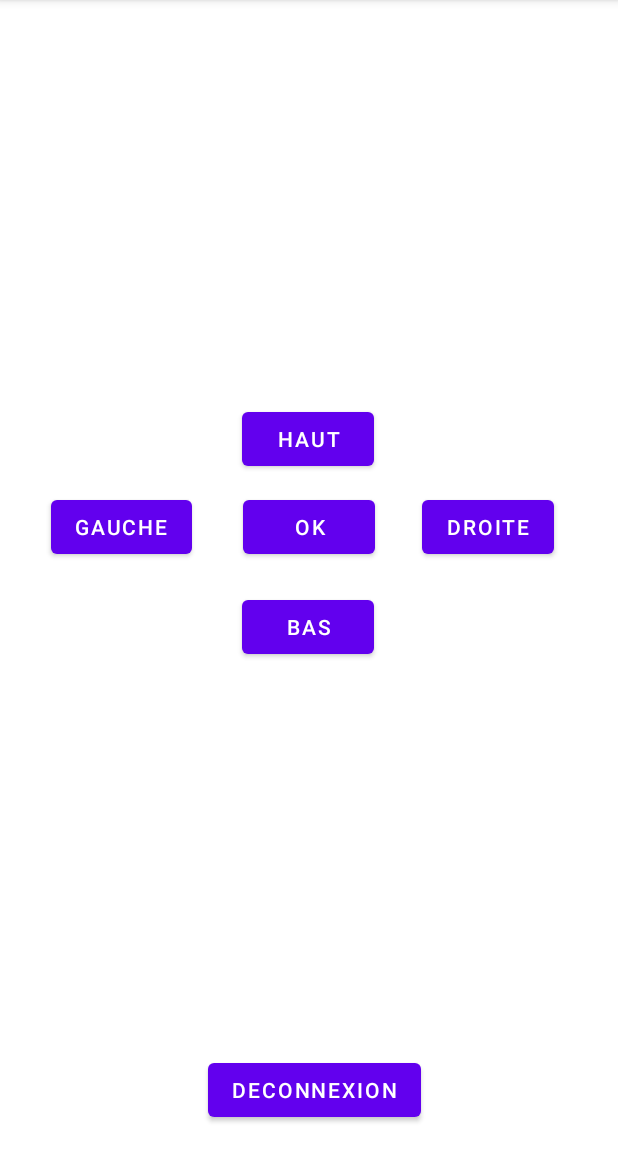
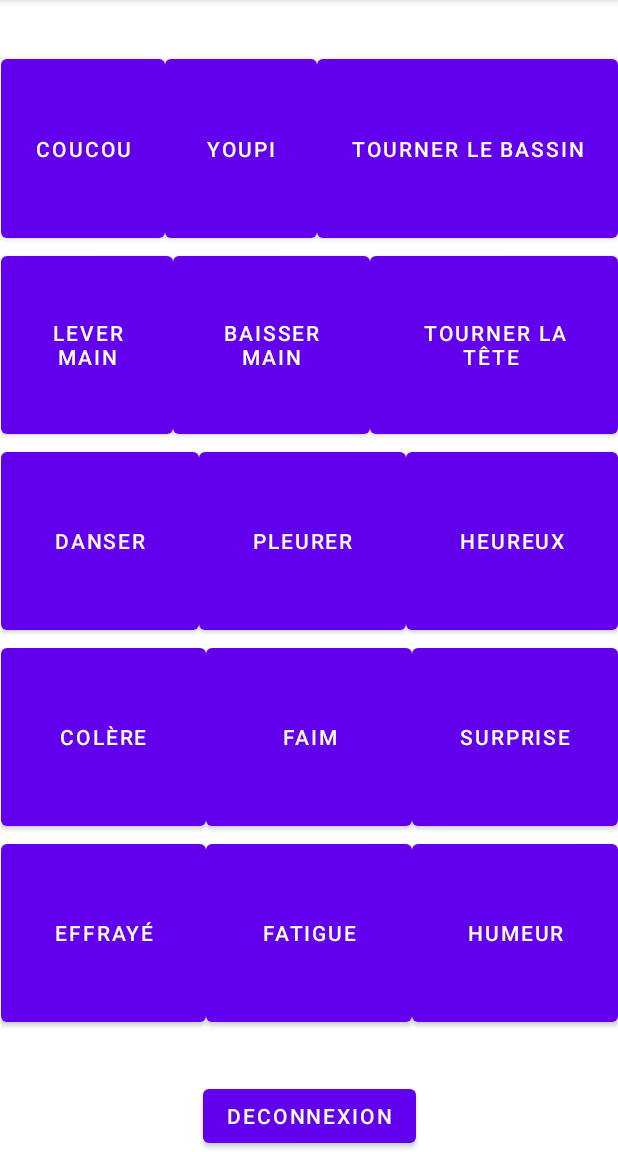
Before and after one commit to OdioumaCoulibaly/GestionDeProjets_Upjv_Gr2, an Android app: the MainActivity screen opened directly, with no data from a screen before it, on a phone screen of 412 x 824 dp, the part 84-1236 px from its top. Run offline under Robolectric (Android 15) with nearby library versions, the phone set to English and light mode, and no system bars; network calls fail; 5 statements that could not run were skipped.

Commit message:
Implementation de toute sles fonctionalités

```diff
--- a/Learnobot/app/src/main/java/com/example/learnobot/MainActivity.java
+++ b/Learnobot/app/src/main/java/com/example/learnobot/MainActivity.java
@@ -23,7 +23,7 @@ import java.util.UUID;
 
 public class  MainActivity extends AppCompatActivity {
 
-    private Button mBas, mHaut, mDroite, mGauche, mOk, mDeconnexion;
+    private Button  mDeconnexion, mColere, mCoucou, mBaisserMain, mDanser, mEffraye, mFatigue, mFaim, mTournerBassin, mHeureux, mLeverMain, mPleurer, mSurprise, mTournerTete, mYoupi;
 
     //-------------------------------------------
     Handler bluetoothIn;
@@ -79,36 +79,121 @@ public class  MainActivity extends AppCompatActivity {
 
 
 
-        mBas = findViewById(R.id.idBas);
-        mHaut = findViewById(R.id.idHaut);
-        mDroite = findViewById(R.id.idDroite);
-        mGauche = findViewById(R.id.idGauche);
+        mColere = findViewById(R.id.idColere);
+        mCoucou = findViewById(R.id.idCoucou);
+        mBaisserMain = findViewById(R.id.idBaisserMain);
+        mDanser = findViewById(R.id.idDanser);
         mDeconnexion = findViewById(R.id.idDeconnexion);
 
-        mBas.setOnClickListener(new View.OnClickListener() {
+        mEffraye = findViewById(R.id.idEffraye);
+        mFatigue = findViewById(R.id.idFatigue);
+        mFaim = findViewById(R.id.idFaim);
+        mTournerBassin = findViewById(R.id.idTournerBassin);
+
+
+        mHeureux = findViewById(R.id.idHeureux);
+        mLeverMain = findViewById(R.id.idLeverMain);
+        mPleurer = findViewById(R.id.idPleurer);
+        mSurprise = findViewById(R.id.idSurprise);
+
+        mTournerTete = findViewById(R.id.idTournerTete);
+        mYoupi = findViewById(R.id.idYoupi);
+
+
+
+
+
+
+        mColere.setOnClickListener(new View.OnClickListener() {
             @Override
             public void onClick(View view) {
-                MyConexionBT.write("B");
+                MyConexionBT.write("mColere");
             }
         });
-        mHaut.setOnClickListener(new View.OnClickListener() {
+        mCoucou.setOnClickListener(new View.OnClickListener() {
             @Override
             public void onClick(View view) {
-                MyConexionBT.write("H");
+                MyConexionBT.write("mCoucou");
             }
         });
-        mDroite.setOnClickListener(new View.OnClickListener() {
+        mBaisserMain.setOnClickListener(new View.OnClickListener() {
             @Override
             public void onClick(View view) {
-                MyConexionBT.write("D");
+                MyConexionBT.write("mBaisserMain");
             }
         });
-        mGauche.setOnClickListener(new View.OnClickListener() {
+        mDanser.setOnClickListener(new View.OnClickListener() {
             @Override
             public void onClick(View view) {
-                MyConexionBT.write("G");
+                MyConexionBT.write("mDanser");
             }
         });
+
+
+
+        mEffraye.setOnClickListener(new View.OnClickListener() {
+            @Override
+            public void onClick(View view) {
+                MyConexionBT.write("mEffraye");
+            }
+        });
+        mFatigue.setOnClickListener(new View.OnClickListener() {
+            @Override
+            public void onClick(View view) {
+                MyConexionBT.write("mFatigue");
+            }
+        });
+        mFaim.setOnClickListener(new View.OnClickListener() {
+            @Override
+            public void onClick(View view) {
+                MyConexionBT.write("mFaim");
+            }
+        });
+        mTournerBassin.setOnClickListener(new View.OnClickListener() {
+            @Override
+            public void onClick(View view) {
+                MyConexionBT.write("mTournerBassin");
+            }
+        });
+
+        mHeureux.setOnClickListener(new View.OnClickListener() {
+            @Override
+            public void onClick(View view) {
+                MyConexionBT.write("mHeureux");
+            }
+        });
+        mLeverMain.setOnClickListener(new View.OnClickListener() {
+            @Override
+            public void onClick(View view) {
+                MyConexionBT.write("mLeverMain");
+            }
+        });
+        mPleurer.setOnClickListener(new View.OnClickListener() {
+            @Override
+            public void onClick(View view) {
+                MyConexionBT.write("mPleurer");
+            }
+        });
+        mSurprise.setOnClickListener(new View.OnClickListener() {
+            @Override
+            public void onClick(View view) {
+                MyConexionBT.write("mSurprise");
+            }
+        });
+
+        mTournerTete.setOnClickListener(new View.OnClickListener() {
+            @Override
+            public void onClick(View view) {
+                MyConexionBT.write("mTournerTete");
+            }
+        });
+        mYoupi.setOnClickListener(new View.OnClickListener() {
+            @Override
+            public void onClick(View view) {
+                MyConexionBT.write("mYoupi");
+            }
+        });
+
 
         mDeconnexion.setOnClickListener(new View.OnClickListener() {
             @Override
--- a/Learnobot/app/src/main/res/layout/activity_main.xml
+++ b/Learnobot/app/src/main/res/layout/activity_main.xml
@@ -14,65 +14,158 @@
         android:text="Deconnexion"
         app:layout_constraintBottom_toBottomOf="parent"
         app:layout_constraintEnd_toEndOf="parent"
-        app:layout_constraintHorizontal_bias="0.514"
-        app:layout_constraintStart_toStartOf="parent"
-        app:layout_constraintTop_toTopOf="parent"
-        app:layout_constraintVertical_bias="0.976" />
+        app:layout_constraintStart_toStartOf="parent" />
 
-    <Button
-        android:id="@+id/idOk"
-        android:layout_width="wrap_content"
-        android:layout_height="wrap_content"
-        android:text="Ok"
+    <LinearLayout
+        android:id="@+id/linearLayout"
+        android:layout_width="411dp"
+        android:layout_height="654dp"
+        android:orientation="vertical"
         app:layout_constraintBottom_toTopOf="@+id/idDeconnexion"
         app:layout_constraintEnd_toEndOf="parent"
         app:layout_constraintStart_toStartOf="parent"
-        app:layout_constraintTop_toTopOf="parent" />
+        app:layout_constraintTop_toTopOf="parent">
+
+        <LinearLayout
+            android:layout_width="match_parent"
+            android:layout_height="match_parent"
+            android:layout_weight="1"
+            android:orientation="horizontal">
 
             <Button
-        android:id="@+id/idDroite"
+                android:id="@+id/idCoucou"
                 android:layout_width="wrap_content"
-        android:layout_height="wrap_content"
-        android:text="Droite"
-        app:layout_constraintBottom_toBottomOf="@+id/idOk"
-        app:layout_constraintEnd_toEndOf="parent"
-        app:layout_constraintHorizontal_bias="0.424"
-        app:layout_constraintStart_toEndOf="@+id/idOk"
-        app:layout_constraintTop_toTopOf="@+id/idOk"
-        app:layout_constraintVertical_bias="0.0" />
+                android:layout_height="match_parent"
+                android:layout_weight="1"
+                android:text="Coucou" />
 
             <Button
-        android:id="@+id/idGauche"
+                android:id="@+id/idYoupi"
                 android:layout_width="wrap_content"
-        android:layout_height="wrap_content"
-        android:text="Gauche"
-        app:layout_constraintBottom_toBottomOf="@+id/idOk"
-        app:layout_constraintEnd_toStartOf="@+id/idOk"
-        app:layout_constraintStart_toStartOf="parent"
-        app:layout_constraintTop_toTopOf="@+id/idOk" />
+                android:layout_height="match_parent"
+                android:layout_weight="1"
+                android:text="Youpi" />
 
             <Button
-        android:id="@+id/idHaut"
+                android:id="@+id/idTournerBassin"
                 android:layout_width="wrap_content"
-        android:layout_height="wrap_content"
-        android:text="Haut"
-        app:layout_constraintBottom_toTopOf="@+id/idOk"
-        app:layout_constraintEnd_toEndOf="parent"
-        app:layout_constraintHorizontal_bias="0.498"
-        app:layout_constraintStart_toStartOf="parent"
-        app:layout_constraintTop_toTopOf="parent"
-        app:layout_constraintVertical_bias="0.962" />
+                android:layout_height="match_parent"
+                android:layout_weight="1"
+                android:text="tourner le bassin" />
+        </LinearLayout>
+
+        <LinearLayout
+            android:layout_width="match_parent"
+            android:layout_height="match_parent"
+            android:layout_weight="1"
+            android:orientation="horizontal">
 
             <Button
-        android:id="@+id/idBas"
+                android:id="@+id/idLeverMain"
                 android:layout_width="wrap_content"
-        android:layout_height="wrap_content"
-        android:text="Bas"
-        app:layout_constraintBottom_toTopOf="@+id/idDeconnexion"
-        app:layout_constraintEnd_toEndOf="parent"
-        app:layout_constraintHorizontal_bias="0.498"
-        app:layout_constraintStart_toStartOf="parent"
-        app:layout_constraintTop_toBottomOf="@+id/idOk"
-        app:layout_constraintVertical_bias="0.066" />
+                android:layout_height="match_parent"
+                android:layout_weight="1"
+                android:text="lever main" />
+
+            <Button
+                android:id="@+id/idBaisserMain"
+                android:layout_width="wrap_content"
+                android:layout_height="match_parent"
+                android:layout_weight="1"
+                android:text="baisser main" />
+
+            <Button
+                android:id="@+id/idTournerTete"
+                android:layout_width="wrap_content"
+                android:layout_height="match_parent"
+                android:layout_weight="1"
+                android:text="tourner la tête " />
+        </LinearLayout>
+
+        <LinearLayout
+            android:layout_width="match_parent"
+            android:layout_height="match_parent"
+            android:layout_weight="1"
+            android:orientation="horizontal">
+
+            <Button
+                android:id="@+id/idDanser"
+                android:layout_width="wrap_content"
+                android:layout_height="match_parent"
+                android:layout_weight="1"
+                android:text="danser" />
+
+            <Button
+                android:id="@+id/idPleurer"
+                android:layout_width="wrap_content"
+                android:layout_height="match_parent"
+                android:layout_weight="1"
+                android:text="pleurer" />
+
+            <Button
+                android:id="@+id/idHeureux"
+                android:layout_width="wrap_content"
+                android:layout_height="match_parent"
+                android:layout_weight="1"
+                android:text="heureux" />
+        </LinearLayout>
+
+        <LinearLayout
+            android:layout_width="match_parent"
+            android:layout_height="match_parent"
+            android:layout_weight="1"
+            android:orientation="horizontal">
+
+            <Button
+                android:id="@+id/idColere"
+                android:layout_width="0dp"
+                android:layout_height="match_parent"
+                android:layout_weight="1"
+                android:text="colère" />
+
+            <Button
+                android:id="@+id/idFaim"
+                android:layout_width="0dp"
+                android:layout_height="match_parent"
+                android:layout_weight="1"
+                android:text="faim" />
+
+            <Button
+                android:id="@+id/idSurprise"
+                android:layout_width="0dp"
+                android:layout_height="match_parent"
+                android:layout_weight="1"
+                android:text="surprise" />
+        </LinearLayout>
+
+        <LinearLayout
+            android:layout_width="match_parent"
+            android:layout_height="match_parent"
+            android:layout_weight="1"
+            android:orientation="horizontal">
+
+            <Button
+                android:id="@+id/idEffraye"
+                android:layout_width="0dp"
+                android:layout_height="match_parent"
+                android:layout_weight="1"
+                android:text="effrayé" />
+
+            <Button
+                android:id="@+id/idFatigue"
+                android:layout_width="0dp"
+                android:layout_height="match_parent"
+                android:layout_weight="1"
+                android:text="fatigue" />
+
+            <Button
+                android:id="@+id/idHumeur1"
+                android:layout_width="0dp"
+                android:layout_height="match_parent"
+                android:layout_weight="1"
+                android:text="humeur" />
+        </LinearLayout>
+
+    </LinearLayout>
 
 </androidx.constraintlayout.widget.ConstraintLayout>
```
Lines whose indentation alone changed are shown as unchanged.
